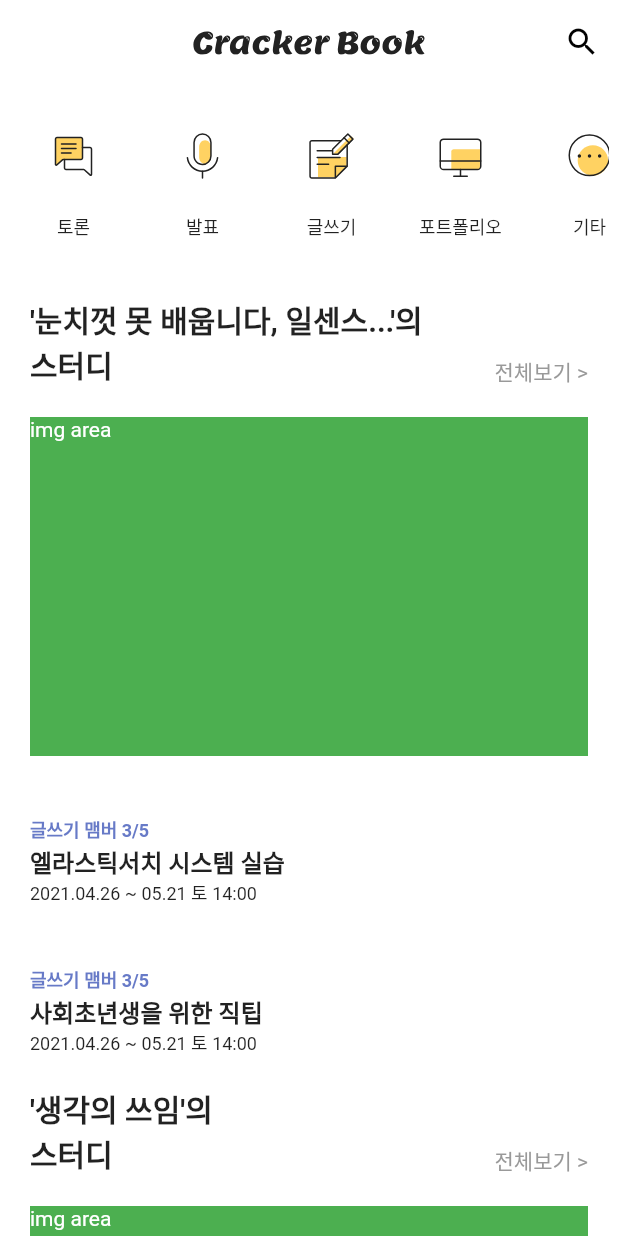
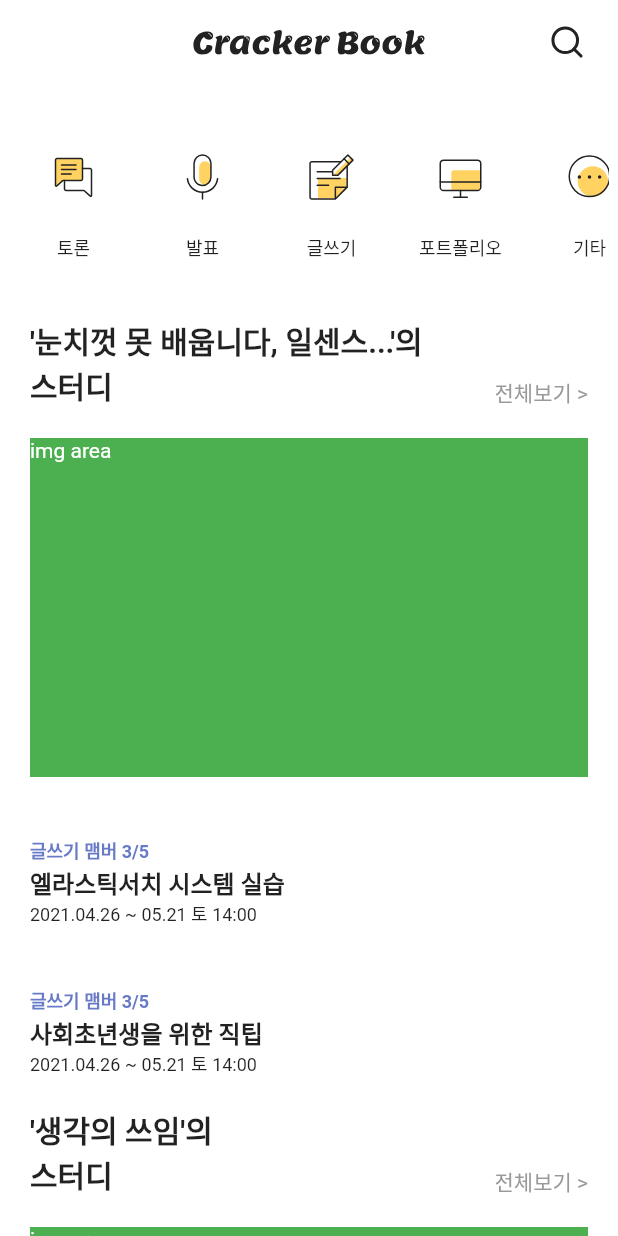
Before and after one commit to SeongYongLee/cracker_book_flutter, a Flutter app: the screen it shows after launch, on a phone screen of 412 x 824 dp. Run offline on Flutter 3.47's test engine with Material 2 defaults, Android fonts, the phone set to English and light mode, and no system bars; our stand-ins replace flutter_svg.

Commit message:
AppBarComponent 분리

```diff
--- /dev/null
+++ b/lib/component/common/AppBarComponent.dart
@@ -0,0 +1,28 @@
+import 'package:flutter/material.dart';
+import 'package:flutter_svg/flutter_svg.dart';
+
+class AppBarComponent extends StatelessWidget implements PreferredSizeWidget{
+  @override
+  // TODO: implement preferredSize
+  Size get preferredSize => const Size.fromHeight(70);
+
+  @override
+  Widget build(BuildContext context) {
+    return AppBar(
+      backgroundColor: Colors.white,
+      title: SvgPicture.asset('assets/appbar/title.svg'),
+      centerTitle: true,
+      elevation: 0,
+      actions: [
+        IconButton(
+          icon: SvgPicture.asset('assets/appbar/search.svg'),
+          tooltip: '검색',
+          onPressed: () {
+            // handle the press
+          },
+        ),
+        SizedBox(width: 10)
+      ],
+    );
+  }
+}
--- a/lib/main.dart
+++ b/lib/main.dart
@@ -1,5 +1,9 @@
 import 'package:flutter/material.dart';
 import 'package:flutter_svg/flutter_svg.dart';
+
+import 'component/common/AppBarComponent.dart';
+import 'model/Study.dart';
+import 'model/StudyKind.dart';
 
 void main() {
   runApp(MyApp());
@@ -14,7 +18,7 @@ class MyApp extends StatelessWidget {
       theme: ThemeData(
         primarySwatch: Colors.yellow,
       ),
-      home: MyHomePage(title: 'CreakBook'),
+      home: MyHomePage(title: 'Creaker Book'),
     );
   }
 }
@@ -37,26 +41,13 @@ class MyHomePage extends StatefulWidget {
   _MyHomePageState createState() => _MyHomePageState();
 }
 
-class Kind {
-  String title;
-  String src;
-
-  Kind(this.title, this.src);
-}
-
-class Study {
-  String title;
-
-  Study(this.title);
-}
-
 class _MyHomePageState extends State<MyHomePage> {
   final kindList = [
-    Kind('토론', 'assets/main/chats.svg'),
-    Kind('발표', 'assets/main/microphone.svg'),
-    Kind('글쓰기', 'assets/main/note.svg'),
-    Kind('포트폴리오', 'assets/main/desktop.svg'),
-    Kind('기타', 'assets/main/etc.svg'),
+    StudyKind('토론', 'assets/main/chats.svg'),
+    StudyKind('발표', 'assets/main/microphone.svg'),
+    StudyKind('글쓰기', 'assets/main/note.svg'),
+    StudyKind('포트폴리오', 'assets/main/desktop.svg'),
+    StudyKind('기타', 'assets/main/etc.svg'),
   ];
 
   final studyList = [
@@ -68,21 +59,7 @@ class _MyHomePageState extends State<MyHomePage> {
   @override
   Widget build(BuildContext context) {
     return Scaffold(
-      appBar: AppBar(
-        backgroundColor: Colors.white,
-        title: SvgPicture.asset('assets/main/HeaderTitle.svg'),
-        centerTitle: true,
-        elevation: 0,
-        actions: <Widget>[
-          IconButton(
-            icon: const Icon(Icons.search),
-            tooltip: '검색',
-            onPressed: () {
-              // handle the press
-            },
-          ),
-        ],
-      ),
+      appBar: AppBarComponent(),
       body: Container(
         color: Colors.white,
         child: SingleChildScrollView(
--- /dev/null
+++ b/lib/model/Study.dart
@@ -0,0 +1,5 @@
+class Study {
+  String title;
+
+  Study(this.title);
+}
--- /dev/null
+++ b/lib/model/StudyKind.dart
@@ -0,0 +1,6 @@
+class StudyKind {
+  String title;
+  String src;
+
+  StudyKind(this.title, this.src);
+}
--- a/pubspec.yaml
+++ b/pubspec.yaml
@@ -48,6 +48,7 @@ flutter:
 
   # To add assets to your application, add an assets section, like this:
   assets:
+    - assets/appbar/
     - assets/main/
 
   # An image asset can refer to one or more resolution-specific "variants", see
```
Also changed, not shown: assets/appbar/search.svg (added), assets/appbar/title.svg (added), assets/main/magnifyingGlass.svg (added). Lines whose indentation alone changed are shown as unchanged.
